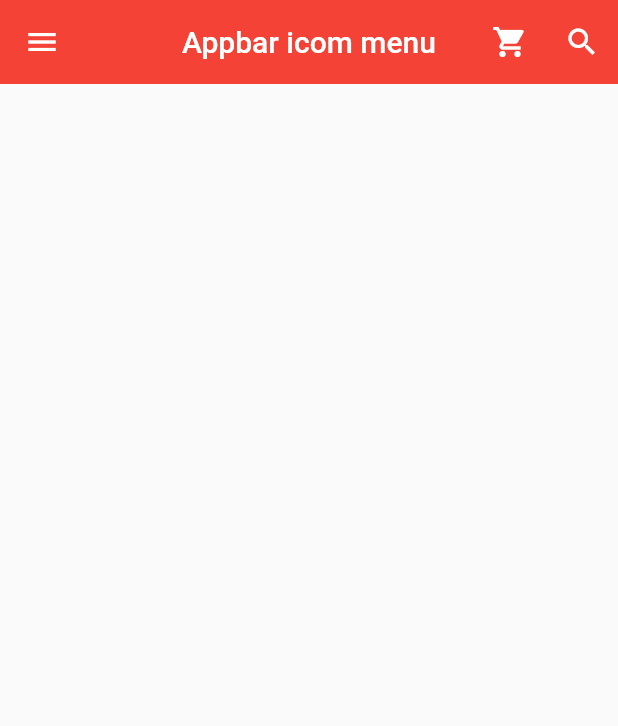
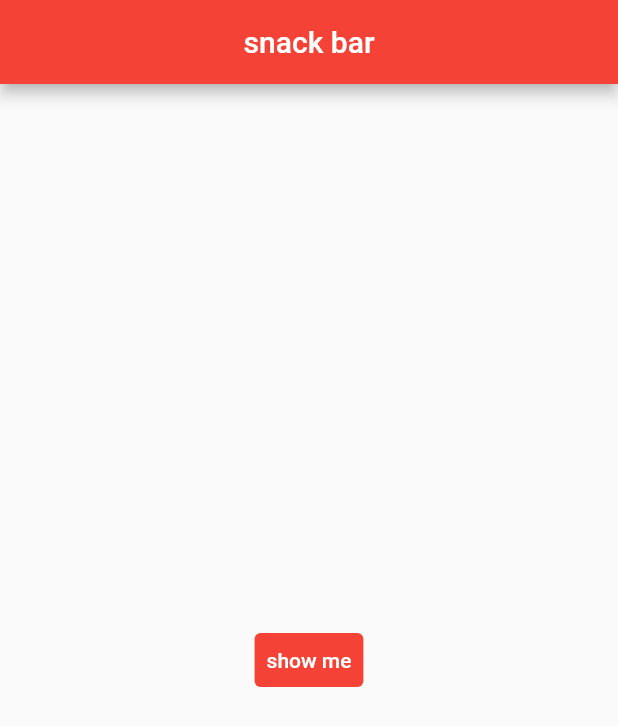
Before and after one commit to so0ng0970/basic, a Flutter app: the screen it shows after launch, on a phone screen of 412 x 824 dp. Shown: the top 726 px of the screen. Run offline on Flutter 3.47's test engine with Material 2 defaults, Android fonts, the phone set to English and light mode, and no system bars.

Commit message:
snack_bar

```diff
--- a/lib/main.dart
+++ b/lib/main.dart
@@ -1,4 +1,5 @@
 import 'package:basic/pages/drawer_page.dart';
+import 'package:basic/pages/snack_bar.dart';
 import 'package:flutter/material.dart';
 
 void main() {
@@ -15,7 +16,7 @@ class MyApp extends StatelessWidget {
       theme: ThemeData(
         primarySwatch: Colors.red,
       ),
-      home: const DrawerPage(),
+      home: const SnackBarPage(),
     );
   }
 }
--- /dev/null
+++ b/lib/pages/snack_bar.dart
@@ -0,0 +1,38 @@
+import 'package:flutter/material.dart';
+
+class SnackBarPage extends StatelessWidget {
+  const SnackBarPage({super.key});
+
+  @override
+  Widget build(BuildContext context) {
+    return Scaffold(
+      appBar: AppBar(
+        title: const Text('snack bar'),
+        centerTitle: true,
+      ),
+      body: Center(
+        child: TextButton(
+          onPressed: () {
+            ScaffoldMessenger.of(context).showSnackBar(
+              const SnackBar(
+                content: Text('hello'),
+                backgroundColor: Colors.teal,
+                duration: Duration(milliseconds: 1000),
+              ),
+            );
+          },
+          style: TextButton.styleFrom(
+            backgroundColor: Colors.red,
+          ),
+          child: const Text(
+            'show me',
+            textAlign: TextAlign.center,
+            style: TextStyle(
+              color: Colors.white,
+            ),
+          ),
+        ),
+      ),
+    );
+  }
+}
```
